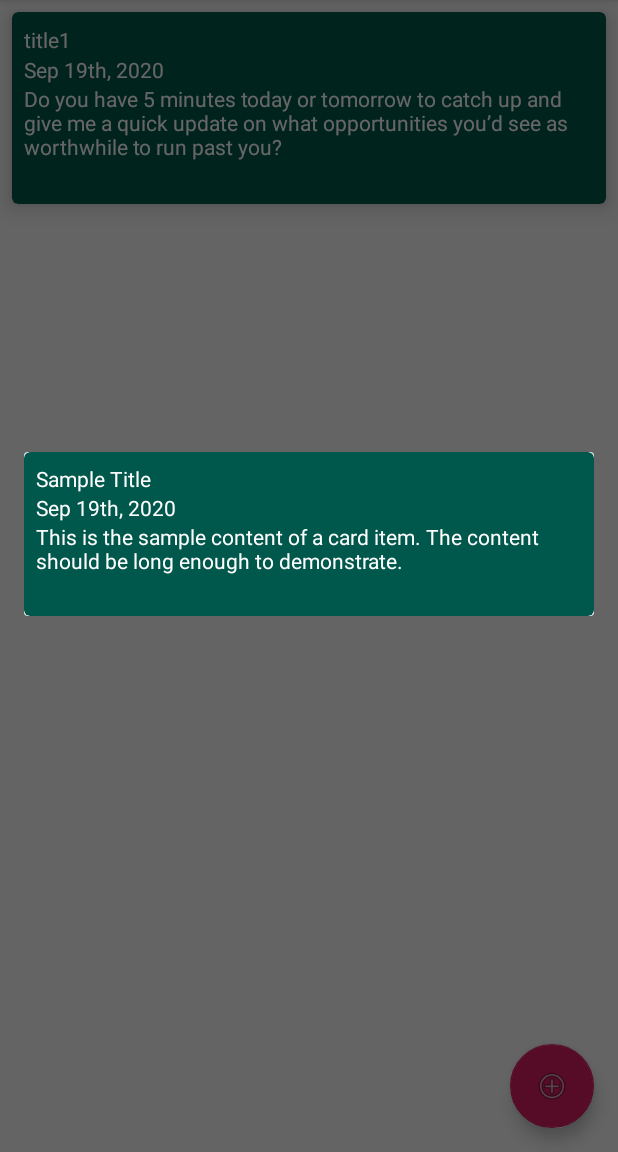
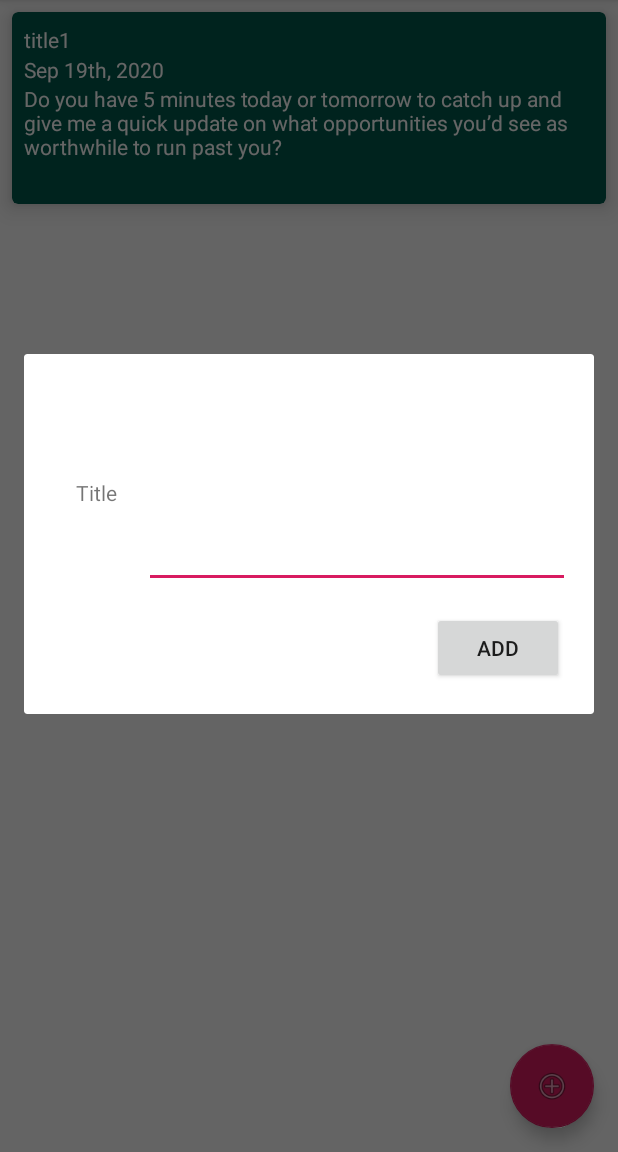
Before and after one commit to HuaiYuanMike/news-feed-exploration, an Android app: the screen it shows after launch (MainActivity), after a tap on "Add New Notes", on a phone screen of 412 x 824 dp, the part 84-1236 px from its top. Run offline under Robolectric (Android 15) with nearby library versions, the phone set to English and light mode, and no system bars; our stand-ins replace Dagger/Hilt's generated code, Room's generated code.

Commit message:
Complete UI in EditNoteDialog. ViewModel for EditNoteDialog. Insert a note by clicking the Add button in EditNoteDialog.

```diff
--- a/app/build.gradle
+++ b/app/build.gradle
@@ -27,8 +27,15 @@ android {
         }
     }
     buildTypes {
+        debug {
+            applicationIdSuffix ".debug"
+            versionNameSuffix ".DEBUG"
+            minifyEnabled false
+            debuggable true
+        }
         release {
-            minifyEnabled false
+            minifyEnabled true
+            debuggable false
             proguardFiles getDefaultProguardFile('proguard-android-optimize.txt'), 'proguard-rules.pro'
         }
     }
@@ -66,6 +73,7 @@ dependencies {
 
     // Kotlin Extensions and Coroutines support for Room
     implementation "androidx.room:room-ktx:$room_version"
+    implementation "androidx.lifecycle:lifecycle-viewmodel-ktx:2.2.0"
 
     // Dagger 2
     implementation 'com.google.dagger:dagger-android:2.20'
--- a/app/src/main/java/com/example/newsFeed/di/AppComponent.kt
+++ b/app/src/main/java/com/example/newsFeed/di/AppComponent.kt
@@ -1,5 +1,6 @@
 package com.example.newsFeed.di
 
+import com.example.newsFeed.editnote.presentation.EditNoteViewModel
 import com.example.newsFeed.mainFeed.presentation.MainFeedViewModelFactory
 import dagger.Component
 import javax.inject.Singleton
@@ -8,4 +9,5 @@ import javax.inject.Singleton
 @Component(modules = [AppModule::class])
 interface AppComponent {
     fun inject(mainFeedViewModelFactory: MainFeedViewModelFactory)
+    fun inject(editNoteViewModel: EditNoteViewModel)
 }
--- /dev/null
+++ b/app/src/main/java/com/example/newsFeed/editnote/presentation/EditNoteFragment.kt
@@ -0,0 +1,48 @@
+package com.example.newsFeed.editnote.presentation
+
+import android.os.Bundle
+import android.view.LayoutInflater
+import android.view.View
+import android.view.ViewGroup
+import android.view.WindowManager
+import android.widget.Button
+import androidx.fragment.app.DialogFragment
+import androidx.lifecycle.ViewModelProvider
+import com.example.newsFeed.R
+import com.example.newsFeed.mainFeed.data.Note
+
+class EditNoteFragment : DialogFragment() {
+
+    private lateinit var editNoteViewModel: EditNoteViewModel
+
+    override fun onCreate(savedInstanceState: Bundle?) {
+        super.onCreate(savedInstanceState)
+        editNoteViewModel = ViewModelProvider(this).get(EditNoteViewModel::class.java)
+    }
+
+    override fun onCreateView(
+        inflater: LayoutInflater,
+        container: ViewGroup?,
+        savedInstanceState: Bundle?
+    ): View? {
+        return inflater.inflate(R.layout.fragment_edit_note_dialog, container, false)
+    }
+
+    override fun onViewCreated(view: View, savedInstanceState: Bundle?) {
+        super.onViewCreated(view, savedInstanceState)
+        view.findViewById<Button>(R.id.confirm_button).setOnClickListener {
+            // TODO retrieve data and populate it into a note
+            val note = Note(12345, "test title", "test author", "This is a test content of a test note.")
+            editNoteViewModel.insertNote(note)
+            dialog?.dismiss()
+        }
+    }
+
+    override fun onStart() {
+        super.onStart()
+        dialog?.window?.setLayout(
+            WindowManager.LayoutParams.MATCH_PARENT,
+            WindowManager.LayoutParams.WRAP_CONTENT
+        )
+    }
+}
--- /dev/null
+++ b/app/src/main/java/com/example/newsFeed/editnote/presentation/EditNoteViewModel.kt
@@ -0,0 +1,25 @@
+package com.example.newsFeed.editnote.presentation
+
+import androidx.lifecycle.ViewModel
+import androidx.lifecycle.viewModelScope
+import com.example.newsFeed.NewsFeedApplication
+import com.example.newsFeed.mainFeed.data.Note
+import com.example.newsFeed.mainFeed.domain.NoteUseCase
+import kotlinx.coroutines.launch
+import javax.inject.Inject
+
+class EditNoteViewModel : ViewModel() {
+
+    @Inject
+    lateinit var noteUseCase: NoteUseCase
+
+    init {
+        NewsFeedApplication.instance.appComponent.inject(this)
+    }
+
+    fun insertNote(note: Note) {
+        viewModelScope.launch {
+            noteUseCase.insertNote(note)
+        }
+    }
+}
--- a/app/src/main/java/com/example/newsFeed/mainFeed/presentation/MainFeedFragment.kt
+++ b/app/src/main/java/com/example/newsFeed/mainFeed/presentation/MainFeedFragment.kt
@@ -5,7 +5,6 @@ import android.os.Bundle
 import android.view.LayoutInflater
 import android.view.View
 import android.view.ViewGroup
-import android.widget.FrameLayout
 import androidx.appcompat.app.AppCompatActivity
 import androidx.fragment.app.Fragment
 import androidx.lifecycle.Observer
@@ -15,11 +14,10 @@ import androidx.recyclerview.widget.ItemTouchHelper.ACTION_STATE_SWIPE
 import androidx.recyclerview.widget.ItemTouchHelper.LEFT
 import androidx.recyclerview.widget.LinearLayoutManager
 import androidx.recyclerview.widget.RecyclerView
+import com.example.newsFeed.editnote.presentation.EditNoteFragment
 import com.example.newsFeed.R
 import com.example.newsFeed.mainFeed.data.Note
 import com.google.android.material.floatingactionbutton.FloatingActionButton
-import kotlinx.android.synthetic.main.activity_main.*
-import kotlin.random.Random
 
 class MainFeedFragment : Fragment() {
 
@@ -80,19 +78,8 @@ class MainFeedFragment : Fragment() {
         fab = view.findViewById(R.id.fab)
 
         fab.setOnClickListener {
-            // TODO Open a dialog / fragment for user to add a new note
-//            view.findViewById<FrameLayout>(R.id.container)?.apply {
-//                fragmentManager?.beginTransaction()?.apply {
-//                    add( R.id.container, NoteEditFragment(), NoteEditFragment::class.simpleName)
-//                    commit()
-//                }
-//            }
-
-            NoteEditFragment().show(fragmentManager!!, NoteEditFragment::class.simpleName)
-
-            // Test
-//            val id = Random.nextInt(2, 200)
-//            mainFeedViewModel.insertNote(Note(id, "TestNode ${id.toString()}", "Mike","This is a test note content.", System.currentTimeMillis()))
+            EditNoteFragment()
+                .show(fragmentManager!!, EditNoteFragment::class.simpleName)
         }
 
         initToolbar(view)
--- a/app/src/main/java/com/example/newsFeed/mainFeed/presentation/NoteEditFragment.kt
+++ /dev/null
@@ -1,17 +0,0 @@
-package com.example.newsFeed.mainFeed.presentation
-
-import android.app.Dialog
-import android.os.Bundle
-import androidx.appcompat.app.AlertDialog
-import androidx.fragment.app.DialogFragment
-import com.example.newsFeed.R
-
-class NoteEditFragment : DialogFragment() {
-
-    override fun onCreateDialog(savedInstanceState: Bundle?): Dialog {
-        // TODO create dialog
-        return AlertDialog.Builder(activity!!)
-            .setView(R.layout.item_main_feed_note)
-            .create()
-    }
-}
--- /dev/null
+++ b/app/src/main/res/layout/fragment_edit_note_dialog.xml
@@ -0,0 +1,48 @@
+<?xml version="1.0" encoding="utf-8"?>
+<androidx.constraintlayout.widget.ConstraintLayout xmlns:android="http://schemas.android.com/apk/res/android"
+        xmlns:app="http://schemas.android.com/apk/res-auto"
+        android:layout_width="match_parent"
+        android:layout_height="wrap_content"
+        android:padding="@dimen/edit_note_padding">
+
+    <androidx.constraintlayout.widget.Guideline
+            android:id="@+id/vertical_guideline"
+            android:layout_width="wrap_content"
+            android:layout_height="wrap_content"
+            android:orientation="vertical"
+            app:layout_constraintGuide_begin="@dimen/edit_note_item_title_guideline" />
+
+    <TextView
+            android:id="@+id/title_text"
+            android:layout_width="wrap_content"
+            android:layout_height="wrap_content"
+            android:padding="@dimen/edit_note_title_padding"
+            android:gravity="center"
+            android:text="@string/edit_note_title"
+            app:layout_constraintLeft_toLeftOf="parent"
+            app:layout_constraintRight_toLeftOf="@id/vertical_guideline"
+            app:layout_constraintTop_toTopOf="@id/title_edit_text"
+            app:layout_constraintBottom_toBottomOf="@id/title_edit_text"/>
+
+    <EditText
+            android:id="@+id/title_edit_text"
+            android:layout_width="0dp"
+            android:layout_height="@dimen/edit_note_edit_view_height"
+            android:layout_marginVertical="12dp"
+            app:layout_constraintBottom_toTopOf="@id/confirm_button"
+            app:layout_constraintLeft_toRightOf="@id/vertical_guideline"
+            app:layout_constraintRight_toRightOf="parent"
+            app:layout_constraintTop_toBottomOf="@id/title_edit_text" />
+
+    <Button
+            android:id="@+id/confirm_button"
+            android:layout_width="wrap_content"
+            android:layout_height="wrap_content"
+            android:layout_margin="@dimen/edit_note_btn_margin"
+            android:text="@string/edit_note_confirm_button"
+            app:layout_constraintBottom_toBottomOf="parent"
+            app:layout_constraintRight_toRightOf="parent"
+            app:layout_constraintTop_toBottomOf="@id/title_edit_text" />
+
+
+</androidx.constraintlayout.widget.ConstraintLayout>
--- a/app/src/main/res/values/dimens.xml
+++ b/app/src/main/res/values/dimens.xml
@@ -2,4 +2,13 @@
 <resources>
     <dimen name="mainFeed_item_height">128dp</dimen>
     <dimen name="mainFeed_item_padding">8dp</dimen>
+
+    <!-- Edit Note -->
+    <dimen name="edit_note_padding">16dp</dimen>
+    <dimen name="edit_note_title_padding">4dp</dimen>
+    <dimen name="edit_note_edit_view_width">256dp</dimen>
+    <dimen name="edit_note_edit_view_height">128dp</dimen>
+    <dimen name="edit_note_item_title_guideline">64dp</dimen>
+    <dimen name="edit_note_btn_margin">4dp</dimen>
+
 </resources>
--- a/app/src/main/res/values/strings.xml
+++ b/app/src/main/res/values/strings.xml
@@ -1,4 +1,6 @@
 <resources>
     <string name="app_name">Feed Explore</string>
     <string name="action_btn_add_note">Add New Notes</string>
+    <string name="edit_note_confirm_button">Add</string>
+    <string name="edit_note_title">Title</string>
 </resources>
```
